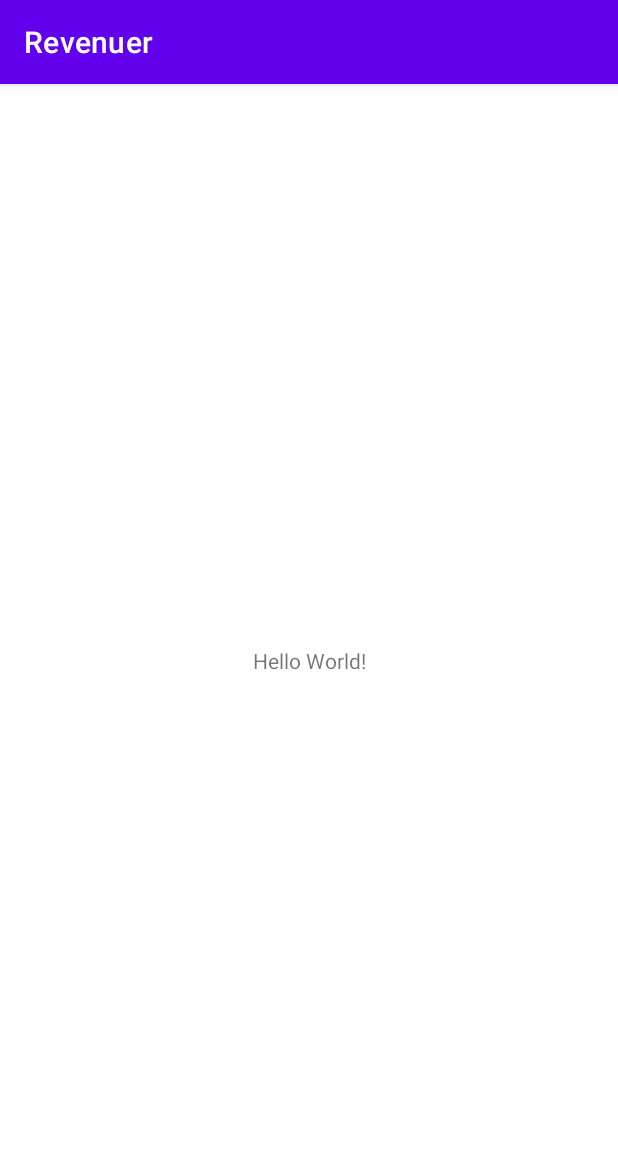
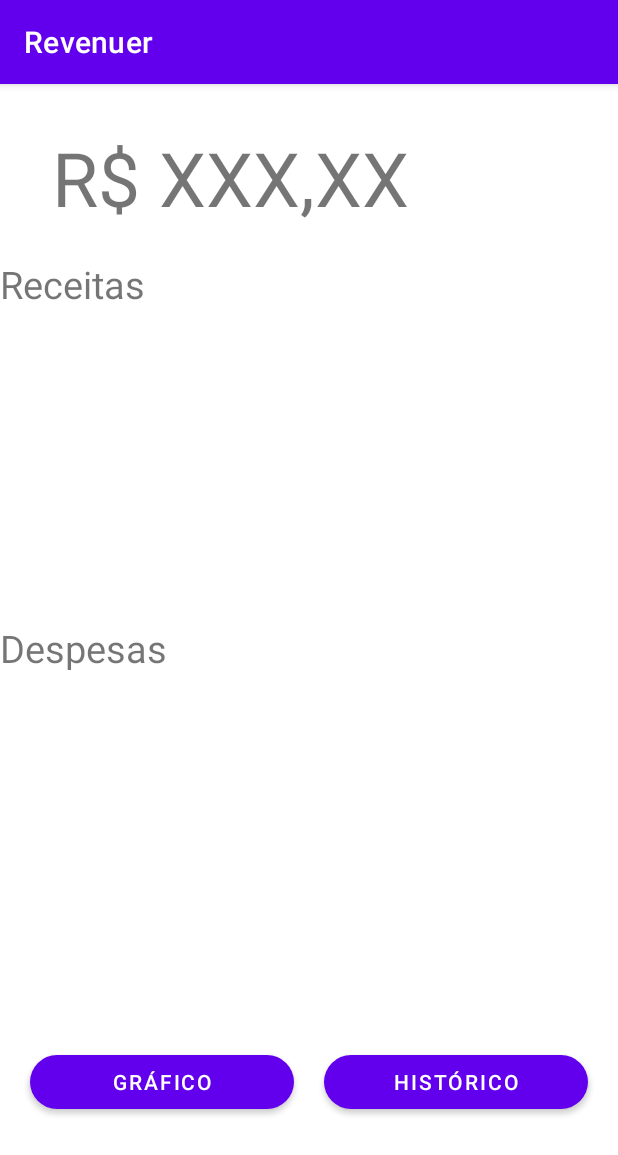
Before and after one commit to LuccaBarroso/Revenuer, an Android app: the screen it shows after launch (MainActivity), on a phone screen of 412 x 824 dp. Shown: the top 1155 px of the screen. Run offline under Robolectric (Android 15) with nearby library versions, the phone set to English and light mode, and no system bars.

Commit message:
added layouts classes and xml

```diff
--- /dev/null
+++ b/app/src/main/java/com/example/revenuer/activity/MainActivity.kt
@@ -0,0 +1,12 @@
+package com.example.revenuer.activity
+
+import androidx.appcompat.app.AppCompatActivity
+import android.os.Bundle
+import com.example.revenuer.R
+
+class MainActivity : AppCompatActivity() {
+    override fun onCreate(savedInstanceState: Bundle?) {
+        super.onCreate(savedInstanceState)
+        setContentView(R.layout.activity_main)
+    }
+}
--- a/app/src/main/res/layout/activity_main.xml
+++ b/app/src/main/res/layout/activity_main.xml
@@ -4,15 +4,118 @@
     xmlns:tools="http://schemas.android.com/tools"
     android:layout_width="match_parent"
     android:layout_height="match_parent"
-    tools:context=".MainActivity">
+    tools:context=".activity.MainActivity">
 
     <TextView
-        android:layout_width="wrap_content"
-        android:layout_height="wrap_content"
-        android:text="Hello World!"
-        app:layout_constraintBottom_toBottomOf="parent"
-        app:layout_constraintLeft_toLeftOf="parent"
-        app:layout_constraintRight_toRightOf="parent"
+        android:id="@+id/main_moneyQuantity_TextView"
+        android:layout_width="0dp"
+        android:layout_height="96dp"
+        android:gravity="bottom|center|left"
+        android:text="XXX,XX"
+        android:textSize="50dp"
+        app:layout_constraintEnd_toEndOf="parent"
+        app:layout_constraintStart_toEndOf="@+id/main_dollarSign_TextView"
         app:layout_constraintTop_toTopOf="parent" />
 
+    <TextView
+        android:id="@+id/main_dollarSign_TextView"
+        android:layout_width="106dp"
+        android:layout_height="96dp"
+        android:gravity="bottom|right"
+        android:text="R$ "
+        android:textSize="50dp"
+        app:layout_constraintStart_toStartOf="parent"
+        app:layout_constraintTop_toTopOf="parent" />
+
+    <TextView
+        android:id="@+id/main_receitasTitle_TextView"
+        android:layout_width="0dp"
+        android:layout_height="32dp"
+        android:layout_marginTop="20dp"
+        android:text="Receitas"
+        android:textSize="25dp"
+        app:layout_constraintEnd_toEndOf="parent"
+        app:layout_constraintHorizontal_bias="0.49"
+        app:layout_constraintStart_toStartOf="parent"
+        app:layout_constraintTop_toBottomOf="@+id/main_moneyQuantity_TextView" />
+
+    <androidx.constraintlayout.widget.ConstraintLayout
+        android:id="@+id/main_receitasTable_ConstraintLayout"
+        android:layout_width="0dp"
+        android:layout_height="185dp"
+        android:layout_marginTop="1dp"
+        app:layout_constraintEnd_toEndOf="parent"
+        app:layout_constraintStart_toStartOf="parent"
+        app:layout_constraintTop_toBottomOf="@+id/main_receitasTitle_TextView">
+
+        <androidx.recyclerview.widget.RecyclerView
+            android:id="@+id/main_receitasTable_RecyclerView"
+            android:layout_width="0dp"
+            android:layout_height="183dp"
+            app:layout_constraintBottom_toBottomOf="parent"
+            app:layout_constraintEnd_toEndOf="parent"
+            app:layout_constraintStart_toStartOf="parent"
+            app:layout_constraintTop_toTopOf="parent" />
+    </androidx.constraintlayout.widget.ConstraintLayout>
+
+    <TextView
+        android:id="@+id/main_despesasTitle_TextView"
+        android:layout_width="0dp"
+        android:layout_height="32dp"
+        android:layout_marginTop="24dp"
+        android:text="Despesas"
+        android:textSize="25dp"
+        app:layout_constraintEnd_toEndOf="parent"
+        app:layout_constraintHorizontal_bias="0.49"
+        app:layout_constraintStart_toStartOf="parent"
+        app:layout_constraintTop_toBottomOf="@+id/main_receitasTable_ConstraintLayout" />
+
+    <androidx.constraintlayout.widget.ConstraintLayout
+        android:id="@+id/main_despesasTable_ConstraintLayout"
+        android:layout_width="0dp"
+        android:layout_height="201dp"
+        android:layout_marginTop="1dp"
+        app:layout_constraintEnd_toEndOf="parent"
+        app:layout_constraintStart_toStartOf="parent"
+        app:layout_constraintTop_toBottomOf="@+id/main_despesasTitle_TextView">
+
+        <androidx.recyclerview.widget.RecyclerView
+            android:id="@+id/main_despesasTable_RecyclerView"
+            android:layout_width="409dp"
+            android:layout_height="199dp"
+            android:layout_marginStart="1dp"
+            android:layout_marginEnd="1dp"
+            android:layout_marginBottom="2dp"
+            app:layout_constraintBottom_toBottomOf="parent"
+            app:layout_constraintEnd_toEndOf="parent"
+            app:layout_constraintStart_toStartOf="parent"
+            app:layout_constraintTop_toTopOf="parent" />
+    </androidx.constraintlayout.widget.ConstraintLayout>
+
+    <Button
+        android:id="@+id/main_graficoPopUp_Button"
+        android:layout_width="0dp"
+        android:layout_height="wrap_content"
+        android:layout_marginStart="20dp"
+        android:layout_marginTop="48dp"
+        android:layout_marginEnd="20dp"
+        android:text="Gráfico"
+        app:cornerRadius="20dp"
+        app:layout_constraintEnd_toStartOf="@+id/main_historicoScreen_Button"
+        app:layout_constraintStart_toStartOf="parent"
+        app:layout_constraintTop_toBottomOf="@+id/main_despesasTable_ConstraintLayout" />
+
+    <Button
+        android:id="@+id/main_historicoScreen_Button"
+        android:layout_width="0dp"
+        android:layout_height="wrap_content"
+        android:layout_marginTop="48dp"
+        android:layout_marginEnd="20dp"
+        android:text="Histórico"
+        app:cornerRadius="20dp"
+        app:layout_constraintEnd_toEndOf="parent"
+        app:layout_constraintStart_toEndOf="@+id/main_graficoPopUp_Button"
+        app:layout_constraintTop_toBottomOf="@+id/main_despesasTable_ConstraintLayout" />
+
+
 </androidx.constraintlayout.widget.ConstraintLayout>
```
Also changed, not shown: app/src/main/AndroidManifest.xml (+13 -1 lines), app/src/main/java/com/example/revenuer/activity/HistoryActivity.kt (added, +12 -0 lines), app/src/main/java/com/example/revenuer/activity/LoadingActivity.kt (added, +12 -0 lines), app/src/main/java/com/example/revenuer/activity/LoginActivity.kt (added, +12 -0 lines), app/src/main/java/com/example/revenuer/activity/RegisterActivity.kt (added, +11 -0 lines), app/src/main/res/layout/activity_history.xml (added, +55 -0 lines), app/src/main/res/layout/activity_loading.xml (added, +29 -0 lines), app/src/main/res/layout/activity_login.xml (added, +116 -0 lines), app/src/main/res/layout/activity_register.xml (added, +162 -0 lines), 1 other file.
